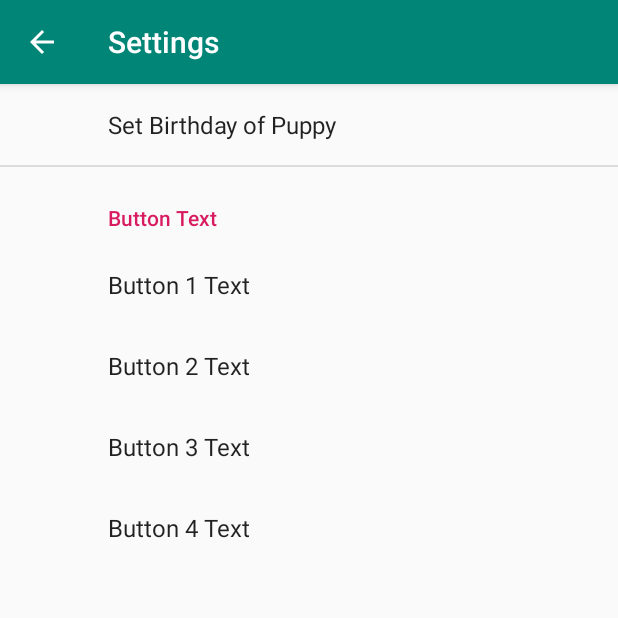
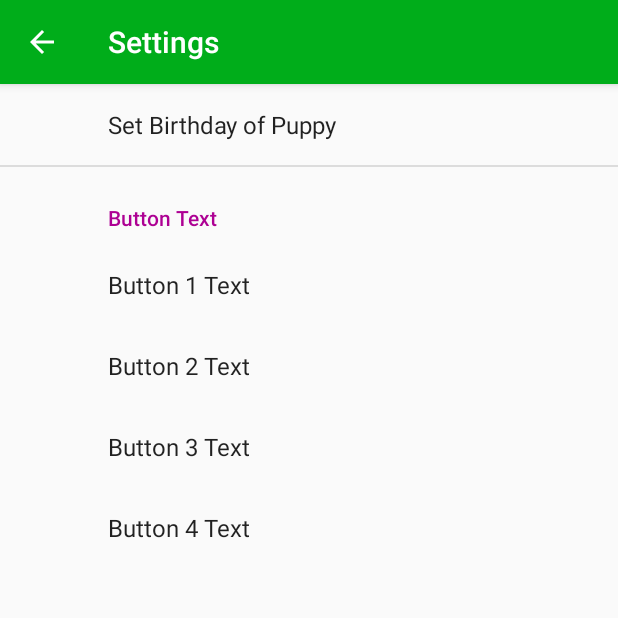
Before and after one commit to jcromp/puppytracker, an Android app: the SettingsActivity screen opened directly, with no data from a screen before it, on a phone screen of 412 x 824 dp, the top half of it. Run offline under Robolectric (Android 15) with nearby library versions, the phone set to English and light mode, and no system bars; our stand-ins replace androidx.preference.

Commit message:
Change colours

```diff
--- a/app/src/main/res/layout/activity_main.xml
+++ b/app/src/main/res/layout/activity_main.xml
@@ -52,7 +52,8 @@
             app:layout_constraintHorizontal_bias="0.5"
             app:layout_constraintEnd_toStartOf="@+id/txtPee"
             app:layout_constraintTop_toBottomOf="@+id/txtAge"
-            app:layout_constraintBottom_toTopOf="@+id/btnPoo"/>
+            app:layout_constraintBottom_toTopOf="@+id/btnPoo"
+    />
     <Button
             android:id="@+id/btnPoo"
             android:text="Poo"
--- a/app/src/main/res/values/colors.xml
+++ b/app/src/main/res/values/colors.xml
@@ -1,6 +1,7 @@
 <?xml version="1.0" encoding="utf-8"?>
 <resources>
-    <color name="colorPrimary">#008577</color>
-    <color name="colorPrimaryDark">#00574B</color>
-    <color name="colorAccent">#D81B60</color>
+    <color name="colorPrimary">#00AD1A</color>
+    <color name="colorPrimaryDark">#008C00</color>
+    <color name="colorPrimaryLight">#6bc668</color>
+    <color name="colorAccent">#AD0093</color>
 </resources>
--- a/app/src/main/res/values/styles.xml
+++ b/app/src/main/res/values/styles.xml
@@ -6,6 +6,10 @@
         <item name="colorPrimary">@color/colorPrimary</item>
         <item name="colorPrimaryDark">@color/colorPrimaryDark</item>
         <item name="colorAccent">@color/colorAccent</item>
+
+
     </style>
 
+
+
 </resources>
```
